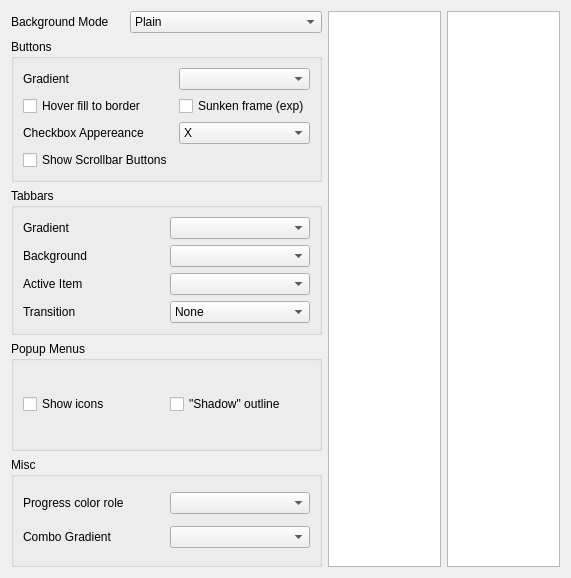
deiv/bespin-pkg, file config/config.ui: the form before one commit.
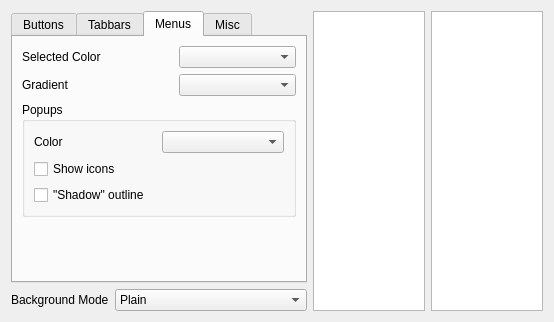
The form after the commit.

Commit message: configurable popups

Patch:
```diff
--- a/config/config.ui
+++ b/config/config.ui
@@ -5,81 +5,23 @@
    <rect>
     <x>0</x>
     <y>0</y>
-    <width>571</width>
-    <height>578</height>
+    <width>554</width>
+    <height>322</height>
    </rect>
   </property>
   <property name="windowTitle" >
    <string>Bespin Configuration</string>
   </property>
   <layout class="QGridLayout" >
-   <item row="0" column="0" >
-    <widget class="QLabel" name="label" >
-     <property name="text" >
-      <string>Background Mode</string>
+   <item row="0" column="0" colspan="2" >
+    <widget class="QTabWidget" name="tabWidget" >
+     <property name="currentIndex" >
+      <number>2</number>
      </property>
-    </widget>
-   </item>
-   <item row="0" column="1" >
-    <widget class="QComboBox" name="bgMode" >
-     <item>
-      <property name="text" >
-       <string>Plain</string>
-      </property>
-     </item>
-     <item>
-      <property name="text" >
-       <string>Scanlines</string>
-      </property>
-     </item>
-     <item>
-      <property name="text" >
-       <string>Complex</string>
-      </property>
-     </item>
-     <item>
-      <property name="text" >
-       <string>Vertical Top/Bottom Gradient</string>
-      </property>
-     </item>
-     <item>
-      <property name="text" >
-       <string>Horizontal Left/Right Gradient</string>
-      </property>
-     </item>
-     <item>
-      <property name="text" >
-       <string>Vertical Center Gradient</string>
-      </property>
-     </item>
-     <item>
-      <property name="text" >
-       <string>Horizontal Center Gradient</string>
-      </property>
-     </item>
-    </widget>
-   </item>
-   <item rowspan="5" row="0" column="2" >
-    <widget class="QListWidget" name="store" >
-     <property name="alternatingRowColors" >
-      <bool>true</bool>
-     </property>
-     <property name="selectionBehavior" >
-      <enum>QAbstractItemView::SelectRows</enum>
-     </property>
-     <property name="sortingEnabled" >
-      <bool>false</bool>
-     </property>
-    </widget>
-   </item>
-   <item rowspan="5" row="0" column="3" >
-    <widget class="QTextBrowser" name="info" />
-   </item>
-   <item row="1" column="0" colspan="2" >
-    <widget class="QGroupBox" name="groupBox_5" >
-     <property name="title" >
+     <widget class="QWidget" name="tab" >
+      <attribute name="title" >
       <string>Buttons</string>
-     </property>
+      </attribute>
      <layout class="QGridLayout" >
       <item row="0" column="0" >
        <widget class="QLabel" name="label_11" >
@@ -92,27 +34,13 @@
        <widget class="QComboBox" name="gradButton" />
       </item>
       <item row="1" column="0" >
-       <widget class="QCheckBox" name="fullButtonHover" >
-        <property name="text" >
-         <string>Hover fill to border</string>
-        </property>
-       </widget>
-      </item>
-      <item row="1" column="1" >
-       <widget class="QCheckBox" name="sunkenButtons" >
-        <property name="text" >
-         <string>Sunken frame (exp)</string>
-        </property>
-       </widget>
-      </item>
-      <item row="2" column="0" >
        <widget class="QLabel" name="label_8" >
         <property name="text" >
          <string>Checkbox Appereance</string>
         </property>
        </widget>
       </item>
-      <item row="2" column="1" >
+       <item row="1" column="1" >
        <widget class="QComboBox" name="checkMark" >
         <item>
          <property name="text" >
@@ -131,21 +59,46 @@
         </item>
        </widget>
       </item>
+       <item row="2" column="0" colspan="2" >
+        <widget class="QCheckBox" name="fullButtonHover" >
+         <property name="text" >
+          <string>Hover fill to border</string>
+         </property>
+        </widget>
+       </item>
       <item row="3" column="0" >
+        <widget class="QCheckBox" name="sunkenButtons" >
+         <property name="text" >
+          <string>Sunken frame (exp)</string>
+         </property>
+        </widget>
+       </item>
+       <item row="4" column="0" colspan="2" >
        <widget class="QCheckBox" name="showScrollButtons" >
         <property name="text" >
          <string>Show Scrollbar Buttons</string>
         </property>
        </widget>
       </item>
-     </layout>
-    </widget>
-   </item>
-   <item row="2" column="0" colspan="2" >
-    <widget class="QGroupBox" name="groupBox_4" >
-     <property name="title" >
+       <item row="5" column="0" >
+        <spacer>
+         <property name="orientation" >
+          <enum>Qt::Vertical</enum>
+         </property>
+         <property name="sizeHint" >
+          <size>
+           <width>20</width>
+           <height>191</height>
+          </size>
+         </property>
+        </spacer>
+       </item>
+      </layout>
+     </widget>
+     <widget class="QWidget" name="tab_2" >
+      <attribute name="title" >
       <string>Tabbars</string>
-     </property>
+      </attribute>
      <layout class="QGridLayout" >
       <item row="0" column="0" >
        <widget class="QLabel" name="label_2" >
@@ -243,23 +196,70 @@
         </item>
        </widget>
       </item>
-     </layout>
-    </widget>
-   </item>
-   <item row="3" column="0" colspan="2" >
+       <item row="4" column="0" >
+        <spacer>
+         <property name="orientation" >
+          <enum>Qt::Vertical</enum>
+         </property>
+         <property name="sizeHint" >
+          <size>
+           <width>20</width>
+           <height>211</height>
+          </size>
+         </property>
+        </spacer>
+       </item>
+      </layout>
+     </widget>
+     <widget class="QWidget" name="Seite" >
+      <attribute name="title" >
+       <string>Menus</string>
+      </attribute>
+      <layout class="QGridLayout" >
+       <item row="0" column="0" >
+        <widget class="QLabel" name="label_9" >
+         <property name="text" >
+          <string>Selected Color</string>
+         </property>
+        </widget>
+       </item>
+       <item row="0" column="1" >
+        <widget class="QComboBox" name="crMenuActive" />
+       </item>
+       <item row="1" column="0" >
+        <widget class="QLabel" name="label_10" >
+         <property name="text" >
+          <string>Gradient</string>
+         </property>
+        </widget>
+       </item>
+       <item row="1" column="1" >
+        <widget class="QComboBox" name="gradMenuItem" />
+       </item>
+       <item row="2" column="0" colspan="2" >
     <widget class="QGroupBox" name="groupBox_2" >
      <property name="title" >
-      <string>Popup Menus</string>
+          <string>Popups</string>
      </property>
      <layout class="QGridLayout" >
       <item row="0" column="0" >
+           <widget class="QLabel" name="label_6" >
+            <property name="text" >
+             <string>Color</string>
+            </property>
+           </widget>
+          </item>
+          <item row="0" column="1" >
+           <widget class="QComboBox" name="crPopup" />
+          </item>
+          <item row="1" column="0" >
        <widget class="QCheckBox" name="showMenuIcons" >
         <property name="text" >
          <string>Show icons</string>
         </property>
        </widget>
       </item>
-      <item row="0" column="1" >
+          <item row="2" column="0" colspan="2" >
        <widget class="QCheckBox" name="menuShadow" >
         <property name="text" >
          <string>"Shadow" outline</string>
@@ -269,11 +269,25 @@
      </layout>
     </widget>
    </item>
-   <item row="4" column="0" colspan="2" >
-    <widget class="QGroupBox" name="groupBox" >
-     <property name="title" >
+       <item row="3" column="0" >
+        <spacer>
+         <property name="orientation" >
+          <enum>Qt::Vertical</enum>
+         </property>
+         <property name="sizeHint" >
+          <size>
+           <width>151</width>
+           <height>21</height>
+          </size>
+         </property>
+        </spacer>
+       </item>
+      </layout>
+     </widget>
+     <widget class="QWidget" name="Seite_2" >
+      <attribute name="title" >
       <string>Misc</string>
-     </property>
+      </attribute>
      <layout class="QGridLayout" >
       <item row="0" column="0" >
        <widget class="QLabel" name="label_3" >
@@ -295,7 +309,83 @@
       <item row="1" column="1" >
        <widget class="QComboBox" name="gradChoose" />
       </item>
-     </layout>
+       <item row="2" column="0" >
+        <spacer>
+         <property name="orientation" >
+          <enum>Qt::Vertical</enum>
+         </property>
+         <property name="sizeHint" >
+          <size>
+           <width>20</width>
+           <height>40</height>
+          </size>
+         </property>
+        </spacer>
+       </item>
+      </layout>
+     </widget>
+    </widget>
+   </item>
+   <item rowspan="2" row="0" column="2" >
+    <widget class="QListWidget" name="store" >
+     <property name="alternatingRowColors" >
+      <bool>true</bool>
+     </property>
+     <property name="selectionBehavior" >
+      <enum>QAbstractItemView::SelectRows</enum>
+     </property>
+     <property name="sortingEnabled" >
+      <bool>false</bool>
+     </property>
+    </widget>
+   </item>
+   <item rowspan="2" row="0" column="3" >
+    <widget class="QTextBrowser" name="info" />
+   </item>
+   <item row="1" column="0" >
+    <widget class="QLabel" name="label" >
+     <property name="text" >
+      <string>Background Mode</string>
+     </property>
+    </widget>
+   </item>
+   <item row="1" column="1" >
+    <widget class="QComboBox" name="bgMode" >
+     <item>
+      <property name="text" >
+       <string>Plain</string>
+      </property>
+     </item>
+     <item>
+      <property name="text" >
+       <string>Scanlines</string>
+      </property>
+     </item>
+     <item>
+      <property name="text" >
+       <string>Complex</string>
+      </property>
+     </item>
+     <item>
+      <property name="text" >
+       <string>Vertical Top/Bottom Gradient</string>
+      </property>
+     </item>
+     <item>
+      <property name="text" >
+       <string>Horizontal Left/Right Gradient</string>
+      </property>
+     </item>
+     <item>
+      <property name="text" >
+       <string>Vertical Center Gradient</string>
+      </property>
+     </item>
+     <item>
+      <property name="text" >
+       <string>Horizontal Center Gradient</string>
+      </property>
+     </item>
     </widget>
    </item>
   </layout>
```
Lines whose indentation alone changed are shown as unchanged. The commit also changes 1 other file.
